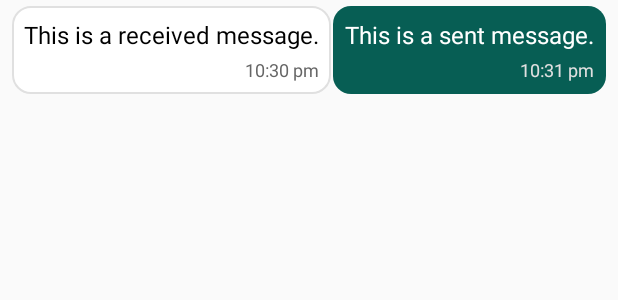
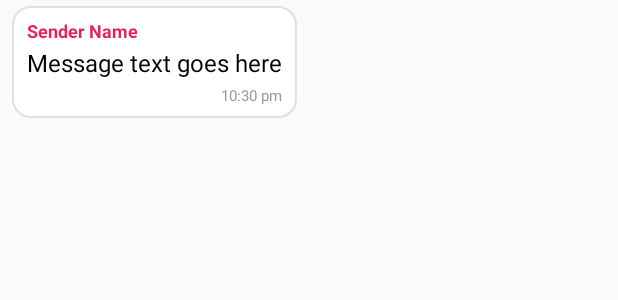
Before and after one commit to divyanshudata/Sampark_app, an Android app: the layout item_message.xml on its own in the app's theme, with its tools: preview values and no code run, on a phone screen of 412 x 824 dp. Shown: the top 300 px of the screen. Run offline under Robolectric (Android 15) with nearby library versions, the phone set to English and light mode, and no system bars.

Commit message:
name change

```diff
--- a/app/src/main/AndroidManifest.xml
+++ b/app/src/main/AndroidManifest.xml
@@ -1,7 +1,9 @@
 <?xml version="1.0" encoding="utf-8"?>
 <manifest xmlns:android="http://schemas.android.com/apk/res/android"
     xmlns:tools="http://schemas.android.com/tools"
-    package="com.example.iwiapp"> <uses-permission android:name="android.permission.BLUETOOTH" />
+    package="com.example.iwiapp">
+
+    <uses-permission android:name="android.permission.BLUETOOTH" />
     <uses-permission android:name="android.permission.BLUETOOTH_ADMIN" />
     <uses-permission android:name="android.permission.ACCESS_WIFI_STATE" />
     <uses-permission android:name="android.permission.CHANGE_WIFI_STATE" />
@@ -19,7 +21,7 @@
         android:allowBackup="true"
         android:icon="@mipmap/ic_launcher"
         android:label="@string/app_name"
-        android:theme="@style/Theme.AppCompat.Light.DarkActionBar"> <provider
+        android:theme="@style/Theme.AppCompat.Light.NoActionBar"> <provider
         android:name="androidx.core.content.FileProvider"
         android:authorities="${applicationId}.provider"
         android:exported="false"
--- a/app/src/main/java/com/example/iwiapp/MainActivity.kt
+++ b/app/src/main/java/com/example/iwiapp/MainActivity.kt
@@ -450,13 +450,17 @@ class MainActivity : AppCompatActivity() {
     }
 }
 
-// 🔴 MESSAGE ADAPTER CLASS (ADD THIS AT THE BOTTOM OF THE FILE, OUTSIDE MainActivity)
+// 🔴 REPLACE THE MESSAGE ADAPTER AT THE BOTTOM OF MainActivity.kt
 class MessageAdapter(private val messages: List<Message>) : RecyclerView.Adapter<MessageAdapter.MessageViewHolder>() {
 
     class MessageViewHolder(view: View) : RecyclerView.ViewHolder(view) {
+        // Received Views
         val layoutReceived: LinearLayout = view.findViewById(R.id.layoutReceived)
+        val txtReceivedSender: TextView = view.findViewById(R.id.txtReceivedSender)
         val txtReceivedBody: TextView = view.findViewById(R.id.txtReceivedBody)
         val txtReceivedTime: TextView = view.findViewById(R.id.txtReceivedTime)
+
+        // Sent Views
         val layoutSent: LinearLayout = view.findViewById(R.id.layoutSent)
         val txtSentBody: TextView = view.findViewById(R.id.txtSentBody)
         val txtSentTime: TextView = view.findViewById(R.id.txtSentTime)
@@ -469,19 +473,24 @@ class MessageAdapter(private val messages: List<Message>) : RecyclerView.Adapter
 
     override fun onBindViewHolder(holder: MessageViewHolder, position: Int) {
         val message = messages[position]
+
         if (message.isMine) {
-            // Show SENT layout
+            // --- SHOW SENT BUBBLE (RIGHT) ---
             holder.layoutSent.visibility = View.VISIBLE
             holder.layoutReceived.visibility = View.GONE
+
             holder.txtSentBody.text = message.text
             holder.txtSentTime.text = message.timestamp
         } else {
-            // Show RECEIVED layout
+            // --- SHOW RECEIVED BUBBLE (LEFT) ---
             holder.layoutReceived.visibility = View.VISIBLE
             holder.layoutSent.visibility = View.GONE
-            // Add sender name to received message
-            holder.txtReceivedBody.text = "${message.senderName}:\n${message.text}"
+
+            holder.txtReceivedSender.text = message.senderName
+            holder.txtReceivedBody.text = message.text
             holder.txtReceivedTime.text = message.timestamp
+
+            // Optional: Pick random colors for sender names if you want later
         }
     }
 
--- a/app/src/main/res/drawable/bg_message_received.xml
+++ b/app/src/main/res/drawable/bg_message_received.xml
@@ -1,5 +1,5 @@
 <?xml version="1.0" encoding="utf-8"?>
 <shape xmlns:android="http://schemas.android.com/apk/res/android">
     <solid android:color="#FFFFFF" /> <corners android:radius="12dp" />
-    <stroke android:width="1dp" android:color="#E0E0E0"/>
+    <stroke android:width="1dp" android:color="#E0E0E0"/> <padding android:left="10dp" android:top="8dp" android:right="10dp" android:bottom="8dp"/>
 </shape>
--- a/app/src/main/res/drawable/bg_message_sent.xml
+++ b/app/src/main/res/drawable/bg_message_sent.xml
@@ -1,4 +1,5 @@
 <?xml version="1.0" encoding="utf-8"?>
 <shape xmlns:android="http://schemas.android.com/apk/res/android">
-    <solid android:color="#075E54" /> <corners android:radius="12dp" />
+    <solid android:color="#DCF8C6" /> <corners android:radius="12dp" />
+    <padding android:left="10dp" android:top="8dp" android:right="10dp" android:bottom="8dp"/>
 </shape>
--- a/app/src/main/res/layout/activity_main.xml
+++ b/app/src/main/res/layout/activity_main.xml
@@ -20,7 +20,7 @@
             android:layout_width="0dp"
             android:layout_height="wrap_content"
             android:layout_weight="1"
-            android:text="LocalNet Mesh"
+            android:text="Sampark"
             android:textSize="22sp"
             android:textStyle="bold"
             android:textColor="#075E54"/>
--- a/app/src/main/res/layout/item_message.xml
+++ b/app/src/main/res/layout/item_message.xml
@@ -1,6 +1,5 @@
 <?xml version="1.0" encoding="utf-8"?>
 <RelativeLayout xmlns:android="http://schemas.android.com/apk/res/android"
-    xmlns:tools="http://schemas.android.com/tools"
     android:layout_width="match_parent"
     android:layout_height="wrap_content"
     android:paddingVertical="4dp"
@@ -13,17 +12,27 @@
         android:layout_alignParentStart="true"
         android:background="@drawable/bg_message_received"
         android:orientation="vertical"
-        android:padding="8dp"
         android:maxWidth="280dp"
         android:visibility="visible">
+
+        <TextView
+            android:id="@+id/txtReceivedSender"
+            android:layout_width="wrap_content"
+            android:layout_height="wrap_content"
+            android:text="Sender Name"
+            android:textStyle="bold"
+            android:textColor="#E91E63"
+            android:textSize="12sp"
+            android:visibility="visible"/>
 
         <TextView
             android:id="@+id/txtReceivedBody"
             android:layout_width="wrap_content"
             android:layout_height="wrap_content"
-            android:text="This is a received message."
+            android:text="Message text goes here"
             android:textColor="#000000"
-            android:textSize="16sp" />
+            android:textSize="16sp"
+            android:layout_marginTop="2dp"/>
 
         <TextView
             android:id="@+id/txtReceivedTime"
@@ -31,9 +40,9 @@
             android:layout_height="wrap_content"
             android:layout_gravity="end"
             android:text="10:30 pm"
-            android:textColor="#666666"
-            android:textSize="12sp"
-            android:paddingTop="4dp"/>
+            android:textColor="#999999"
+            android:textSize="10sp"
+            android:layout_marginTop="4dp"/>
     </LinearLayout>
 
     <LinearLayout
@@ -43,17 +52,15 @@
         android:layout_alignParentEnd="true"
         android:background="@drawable/bg_message_sent"
         android:orientation="vertical"
-        android:padding="8dp"
         android:maxWidth="280dp"
-        android:visibility="gone"
-        tools:visibility="visible">
+        android:visibility="gone">
 
         <TextView
             android:id="@+id/txtSentBody"
             android:layout_width="wrap_content"
             android:layout_height="wrap_content"
-            android:text="This is a sent message."
-            android:textColor="#FFFFFF"
+            android:text="Message text"
+            android:textColor="#000000"
             android:textSize="16sp" />
 
         <TextView
@@ -62,9 +69,9 @@
             android:layout_height="wrap_content"
             android:layout_gravity="end"
             android:text="10:31 pm"
-            android:textColor="#E0E0E0"
-            android:textSize="12sp"
-            android:paddingTop="4dp"/>
+            android:textColor="#555555"
+            android:textSize="10sp"
+            android:layout_marginTop="4dp"/>
     </LinearLayout>
 
 </RelativeLayout>
```
